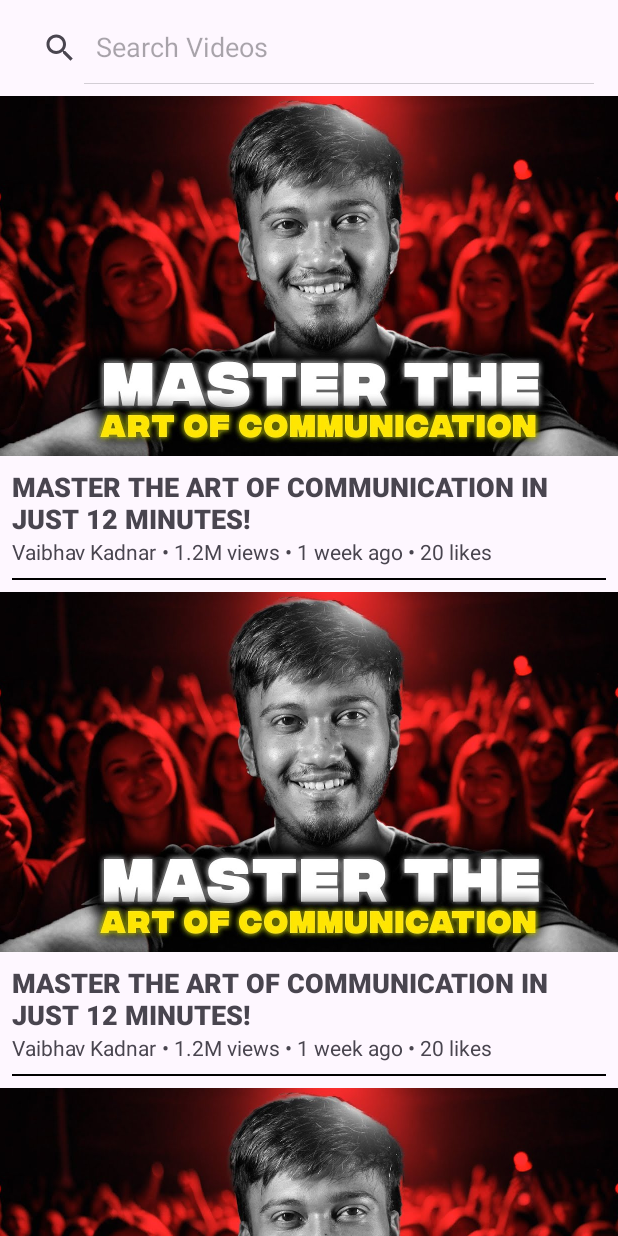
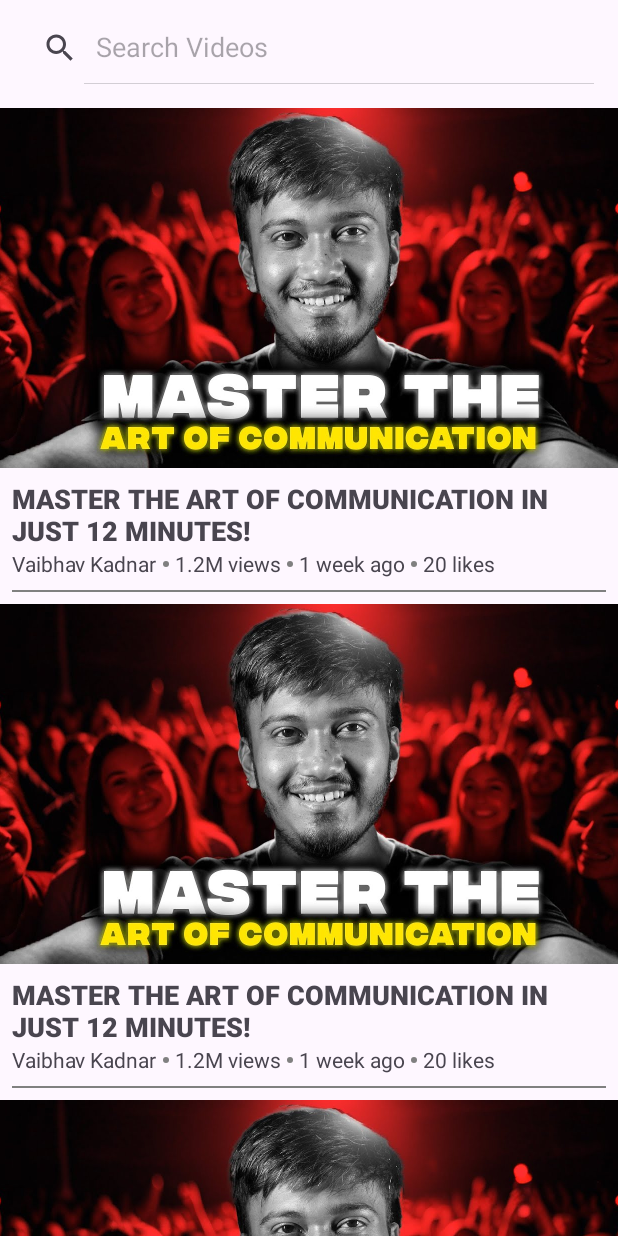
Before and after one commit to noobshubham/BasicTube, an Android app: the layout activity_main.xml on its own in the app's theme, with its tools: preview values and no code run, on a phone screen of 412 x 824 dp. Run offline under Robolectric (Android 15) with nearby library versions, the phone set to English and light mode, and no system bars.

Commit message:
u: RecyclerView

```diff
--- a/app/src/main/AndroidManifest.xml
+++ b/app/src/main/AndroidManifest.xml
@@ -5,6 +5,7 @@
     <uses-permission android:name="android.permission.INTERNET" />
 
     <application
+        android:usesCleartextTraffic="true"
         android:allowBackup="true"
         android:dataExtractionRules="@xml/data_extraction_rules"
         android:fullBackupContent="@xml/backup_rules"
--- /dev/null
+++ b/app/src/main/res/drawable/dot_background.xml
@@ -0,0 +1,8 @@
+<?xml version="1.0" encoding="utf-8"?>
+<shape xmlns:android="http://schemas.android.com/apk/res/android"
+    android:shape="oval">
+    <size
+        android:width="4dp"
+        android:height="4dp"/>
+    <solid android:color="@color/gray"/>
+</shape>
--- a/app/src/main/res/layout/activity_main.xml
+++ b/app/src/main/res/layout/activity_main.xml
@@ -14,6 +14,7 @@
         android:layout_margin="8dp"
         android:iconifiedByDefault="false"
         android:queryHint="Search Videos"
+        app:layout_constraintBottom_toTopOf="@id/videoRecyclerView"
         app:layout_constraintEnd_toEndOf="parent"
         app:layout_constraintStart_toStartOf="parent"
         app:layout_constraintTop_toTopOf="parent" />
@@ -25,6 +26,7 @@
         android:layout_below="@id/searchView"
         android:layout_marginTop="8dp"
         android:clipChildren="false"
+        app:layout_constraintBottom_toBottomOf="parent"
         android:clipToPadding="false"
         app:layout_constraintTop_toBottomOf="@id/searchView"
         tools:listitem="@layout/single_video_card" />
--- a/app/src/main/res/layout/single_video_card.xml
+++ b/app/src/main/res/layout/single_video_card.xml
@@ -36,28 +36,62 @@
         app:layout_constraintStart_toStartOf="@id/title"
         app:layout_constraintTop_toBottomOf="@id/title" />
 
+    <View
+        android:id="@+id/dotViewC"
+        android:layout_width="4dp"
+        android:layout_height="4dp"
+        android:layout_marginStart="4dp"
+        android:layout_marginTop="8dp"
+        android:background="@drawable/dot_background"
+        app:layout_constraintStart_toEndOf="@id/channel"
+        app:layout_constraintTop_toBottomOf="@id/title" />
+
+
     <TextView
         android:id="@+id/views"
         android:layout_width="wrap_content"
         android:layout_height="wrap_content"
-        android:text=" • 1.2M views"
-        app:layout_constraintStart_toEndOf="@id/channel"
+        android:layout_marginStart="4dp"
+        android:text="1.2M views"
+        app:layout_constraintStart_toEndOf="@id/dotViewC"
+        app:layout_constraintTop_toBottomOf="@id/title" />
+
+    <View
+        android:id="@+id/dotViewV"
+        android:layout_width="4dp"
+        android:layout_height="4dp"
+        android:layout_marginStart="4dp"
+        android:layout_marginTop="8dp"
+        android:background="@drawable/dot_background"
+        app:layout_constraintStart_toEndOf="@id/views"
         app:layout_constraintTop_toBottomOf="@id/title" />
 
     <TextView
         android:id="@+id/age"
         android:layout_width="wrap_content"
         android:layout_height="wrap_content"
-        android:text=" • 1 week ago"
-        app:layout_constraintStart_toEndOf="@id/views"
+        android:layout_marginStart="4dp"
+        android:text="1 week ago"
+        app:layout_constraintStart_toEndOf="@id/dotViewV"
+        app:layout_constraintTop_toBottomOf="@id/title" />
+
+    <View
+        android:id="@+id/dotViewA"
+        android:layout_width="4dp"
+        android:layout_height="4dp"
+        android:layout_marginStart="4dp"
+        android:layout_marginTop="8dp"
+        android:background="@drawable/dot_background"
+        app:layout_constraintStart_toEndOf="@id/age"
         app:layout_constraintTop_toBottomOf="@id/title" />
 
     <TextView
         android:id="@+id/likes"
         android:layout_width="wrap_content"
         android:layout_height="wrap_content"
-        android:text=" • 20 likes"
-        app:layout_constraintStart_toEndOf="@id/age"
+        android:layout_marginStart="4dp"
+        android:text="20 likes"
+        app:layout_constraintStart_toEndOf="@id/dotViewA"
         app:layout_constraintTop_toBottomOf="@id/title" />
 
     <View
@@ -65,7 +99,7 @@
         android:layout_width="match_parent"
         android:layout_height="1dp"
         android:layout_margin="8dp"
-        android:background="@color/black"
+        android:background="@color/gray"
         app:layout_constraintBottom_toBottomOf="parent"
         app:layout_constraintTop_toBottomOf="@id/channel" />
 
--- a/app/src/main/res/values/colors.xml
+++ b/app/src/main/res/values/colors.xml
@@ -2,4 +2,5 @@
 <resources>
     <color name="black">#FF000000</color>
     <color name="white">#FFFFFFFF</color>
+    <color name="gray">#FF808080</color>
 </resources>
```
Also changed, not shown: app/src/main/java/org/eu/noobshubham/basictube/MainActivity.kt (+34 -0 lines), app/src/main/java/org/eu/noobshubham/basictube/adapter/VideoAdapter.kt (+9 -14 lines).
